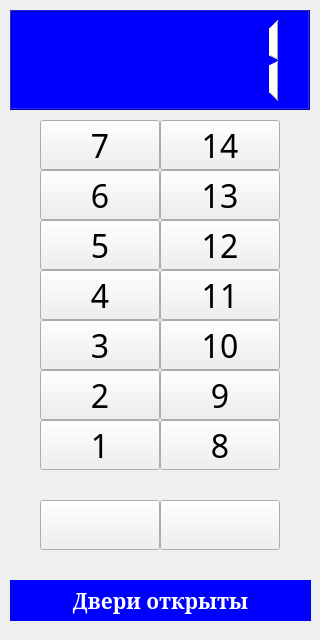
SGCube/IU7-Object-Oriented-Programming, file antsor/lab_03/window.ui: the form before one commit.
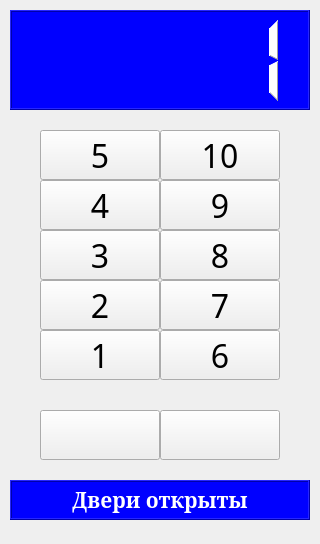
The form after the commit. Icons and pictures are not drawn.

Diff of the .ui file:
```diff
--- a/antsor/lab_03/window.ui
+++ b/antsor/lab_03/window.ui
@@ -7,7 +7,7 @@
     <x>0</x>
     <y>0</y>
     <width>320</width>
-    <height>640</height>
+    <height>544</height>
    </rect>
   </property>
   <property name="windowTitle">
@@ -18,7 +18,7 @@
     <property name="geometry">
      <rect>
       <x>40</x>
-      <y>420</y>
+      <y>330</y>
       <width>120</width>
       <height>50</height>
      </rect>
@@ -39,7 +39,7 @@
     <property name="geometry">
      <rect>
       <x>40</x>
-      <y>370</y>
+      <y>280</y>
       <width>120</width>
       <height>50</height>
      </rect>
@@ -60,7 +60,7 @@
     <property name="geometry">
      <rect>
       <x>40</x>
-      <y>320</y>
+      <y>230</y>
       <width>120</width>
       <height>50</height>
      </rect>
@@ -81,7 +81,7 @@
     <property name="geometry">
      <rect>
       <x>40</x>
-      <y>270</y>
+      <y>180</y>
       <width>120</width>
       <height>50</height>
      </rect>
@@ -102,7 +102,7 @@
     <property name="geometry">
      <rect>
       <x>40</x>
-      <y>220</y>
+      <y>130</y>
       <width>120</width>
       <height>50</height>
      </rect>
@@ -122,8 +122,8 @@
    <widget class="QPushButton" name="pushButton_6">
     <property name="geometry">
      <rect>
-      <x>40</x>
-      <y>170</y>
+      <x>160</x>
+      <y>330</y>
       <width>120</width>
       <height>50</height>
      </rect>
@@ -143,8 +143,8 @@
    <widget class="QPushButton" name="pushButton_7">
     <property name="geometry">
      <rect>
-      <x>40</x>
-      <y>120</y>
+      <x>160</x>
+      <y>280</y>
       <width>120</width>
       <height>50</height>
      </rect>
@@ -165,7 +165,7 @@
     <property name="geometry">
      <rect>
       <x>160</x>
-      <y>420</y>
+      <y>230</y>
       <width>120</width>
       <height>50</height>
      </rect>
@@ -186,7 +186,7 @@
     <property name="geometry">
      <rect>
       <x>160</x>
-      <y>370</y>
+      <y>180</y>
       <width>120</width>
       <height>50</height>
      </rect>
@@ -207,7 +207,7 @@
     <property name="geometry">
      <rect>
       <x>160</x>
-      <y>320</y>
+      <y>130</y>
       <width>120</width>
       <height>50</height>
      </rect>
@@ -224,91 +224,7 @@
      <string>10</string>
     </property>
    </widget>
-   <widget class="QPushButton" name="pushButton_11">
-    <property name="geometry">
-     <rect>
-      <x>160</x>
-      <y>270</y>
-      <width>120</width>
-      <height>50</height>
-     </rect>
-    </property>
-    <property name="font">
-     <font>
-      <family>Century Gothic</family>
-      <pointsize>24</pointsize>
-      <weight>50</weight>
-      <bold>false</bold>
-     </font>
-    </property>
-    <property name="text">
-     <string>11</string>
-    </property>
-   </widget>
-   <widget class="QPushButton" name="pushButton_12">
-    <property name="geometry">
-     <rect>
-      <x>160</x>
-      <y>220</y>
-      <width>120</width>
-      <height>50</height>
-     </rect>
-    </property>
-    <property name="font">
-     <font>
-      <family>Century Gothic</family>
-      <pointsize>24</pointsize>
-      <weight>50</weight>
-      <bold>false</bold>
-     </font>
-    </property>
-    <property name="text">
-     <string>12</string>
-    </property>
-   </widget>
-   <widget class="QPushButton" name="pushButton_13">
-    <property name="geometry">
-     <rect>
-      <x>160</x>
-      <y>170</y>
-      <width>120</width>
-      <height>50</height>
-     </rect>
-    </property>
-    <property name="font">
-     <font>
-      <family>Century Gothic</family>
-      <pointsize>24</pointsize>
-      <weight>50</weight>
-      <bold>false</bold>
-     </font>
-    </property>
-    <property name="text">
-     <string>13</string>
-    </property>
-   </widget>
-   <widget class="QPushButton" name="pushButton_14">
-    <property name="geometry">
-     <rect>
-      <x>160</x>
-      <y>120</y>
-      <width>120</width>
-      <height>50</height>
-     </rect>
-    </property>
-    <property name="font">
-     <font>
-      <family>Century Gothic</family>
-      <pointsize>24</pointsize>
-      <weight>50</weight>
-      <bold>false</bold>
-     </font>
-    </property>
-    <property name="text">
-     <string>14</string>
-    </property>
-   </widget>
-   <widget class="QLCDNumber" name="lcdNumber">
+   <widget class="QLCDNumber" name="floorScreen">
     <property name="geometry">
      <rect>
       <x>10</x>
@@ -347,7 +263,7 @@
     <property name="geometry">
      <rect>
       <x>40</x>
-      <y>500</y>
+      <y>410</y>
       <width>120</width>
       <height>50</height>
      </rect>
@@ -370,7 +286,7 @@
     <property name="geometry">
      <rect>
       <x>160</x>
-      <y>500</y>
+      <y>410</y>
       <width>120</width>
       <height>50</height>
      </rect>
@@ -393,9 +309,9 @@
     <property name="geometry">
      <rect>
       <x>10</x>
-      <y>580</y>
-      <width>301</width>
-      <height>41</height>
+      <y>480</y>
+      <width>300</width>
+      <height>40</height>
      </rect>
     </property>
     <property name="font">
@@ -411,7 +327,7 @@
 color: rgb(255, 255, 255);</string>
     </property>
     <property name="frameShape">
-     <enum>QFrame::NoFrame</enum>
+     <enum>QFrame::Box</enum>
     </property>
     <property name="frameShadow">
      <enum>QFrame::Raised</enum>
```
Left out of the diff: 8 changed lines with no effect on the pictures.
